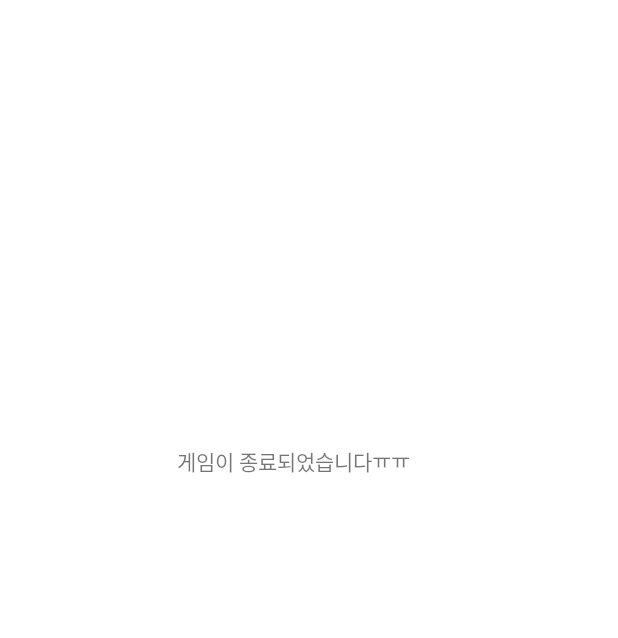
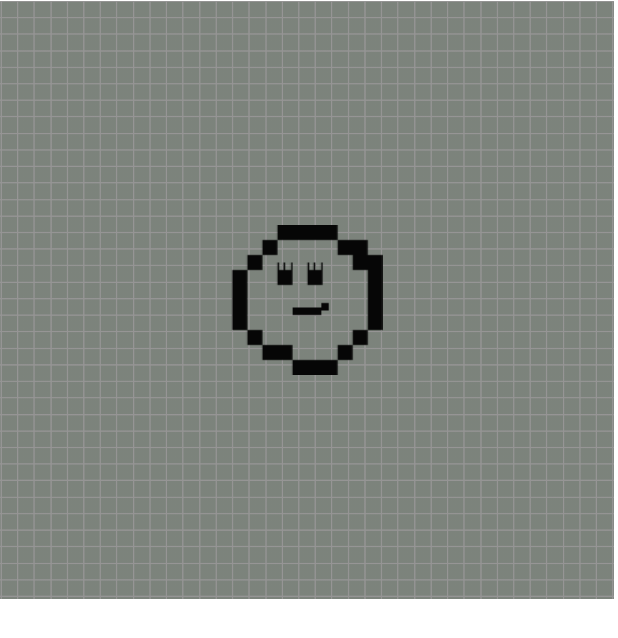
Before and after one commit to swonny/JavaProject, an Android app: the EndActivity screen opened directly, with no data from a screen before it, on a phone screen of 412 x 824 dp. Before the commit the part shown is almost empty. Shown: the top 638 px of the screen. Run offline under Robolectric (Android 15) with nearby library versions, the phone set to English and light mode, and no system bars.

Commit message:
21.12.06 (월) play 버튼 구현- 이미지 추가, FrameLayout설정

```diff
--- a/app/src/main/java/com/example/javaproject/SubActivity.java
+++ b/app/src/main/java/com/example/javaproject/SubActivity.java
@@ -116,10 +116,12 @@ public class SubActivity extends AppCompatActivity {
         myCharacter.play();
         setInfoTextview();
 
-        ImageView imageView = (ImageView) findViewById(R.id.imageView); // 이미지뷰
+        ImageView imageView = (ImageView) findViewById(R.id.imageView); // 배경 변
         imageView.setImageResource(R.drawable.background);
+        ImageView playImageView = (ImageView) findViewById(R.id.playImage);
+        playImageView.setVisibility(playImageView.VISIBLE);
         Animation animation = AnimationUtils.loadAnimation(getApplicationContext(),R.anim.move);
-        imageView.startAnimation(animation);
+        playImageView.startAnimation(animation);
     }
 
 }
--- a/app/src/main/res/layout/end_main.xml
+++ b/app/src/main/res/layout/end_main.xml
@@ -1,5 +1,6 @@
 <?xml version="1.0" encoding="utf-8"?>
 <androidx.constraintlayout.widget.ConstraintLayout xmlns:android="http://schemas.android.com/apk/res/android"
+    xmlns:tools="http://schemas.android.com/tools"
     android:layout_width="match_parent"
     android:layout_height="match_parent"
     xmlns:app="http://schemas.android.com/apk/res-auto">
@@ -9,9 +10,29 @@
         android:layout_height="wrap_content"
         android:text="게임이 종료되었습니다ㅠㅠ"
         app:layout_constraintBottom_toBottomOf="parent"
-        app:layout_constraintHorizontal_bias="0.461"
         app:layout_constraintLeft_toLeftOf="parent"
         app:layout_constraintRight_toRightOf="parent"
         app:layout_constraintTop_toTopOf="parent"
-        app:layout_constraintVertical_bias="0.370"/>
+        app:layout_constraintVertical_bias="0.144" />
+
+    <FrameLayout
+        android:layout_width="409dp"
+        android:layout_height="400dp"
+        tools:layout_editor_absoluteX="1dp"
+        tools:layout_editor_absoluteY="122dp">
+
+        <ImageView
+            android:id="@+id/imageView2"
+            android:layout_width="wrap_content"
+            android:layout_height="wrap_content"
+            app:srcCompat="@drawable/background" />
+
+        <ImageView
+            android:id="@+id/imageView3"
+            android:layout_width="wrap_content"
+            android:layout_height="wrap_content"
+            android:layout_gravity="center"
+            app:srcCompat="@drawable/play"
+            tools:visibility="gone" />
+    </FrameLayout>
 </androidx.constraintlayout.widget.ConstraintLayout>
```
Also changed, not shown: app/src/main/res/layout/first_main.xml (+17 -1 lines).
